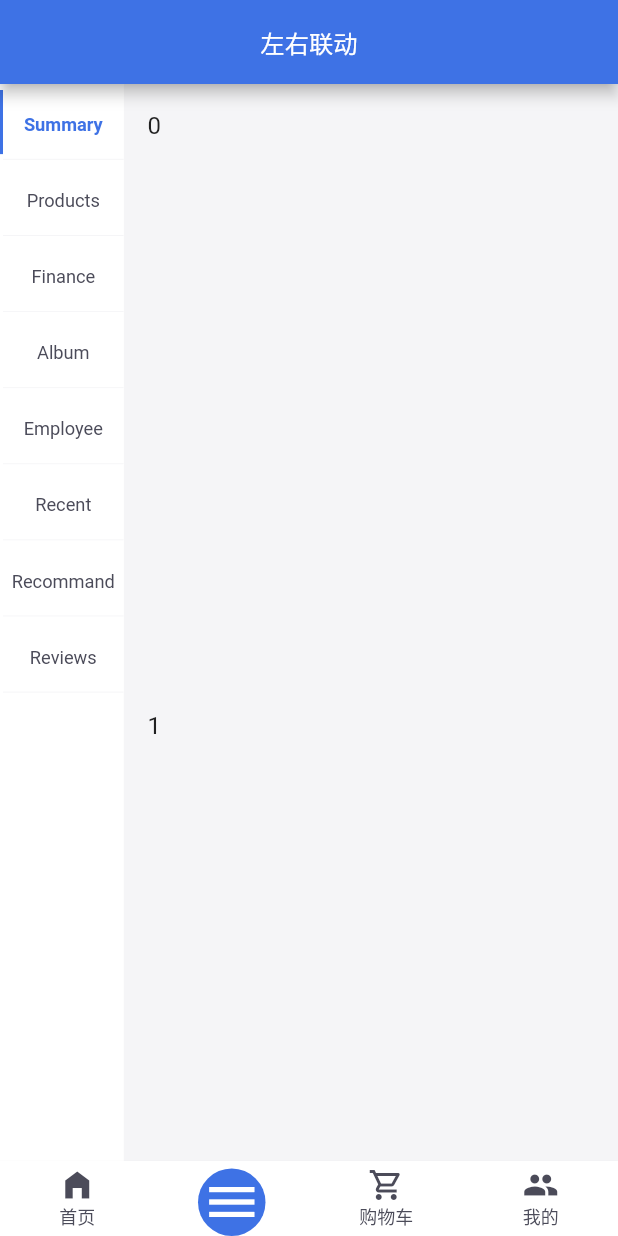
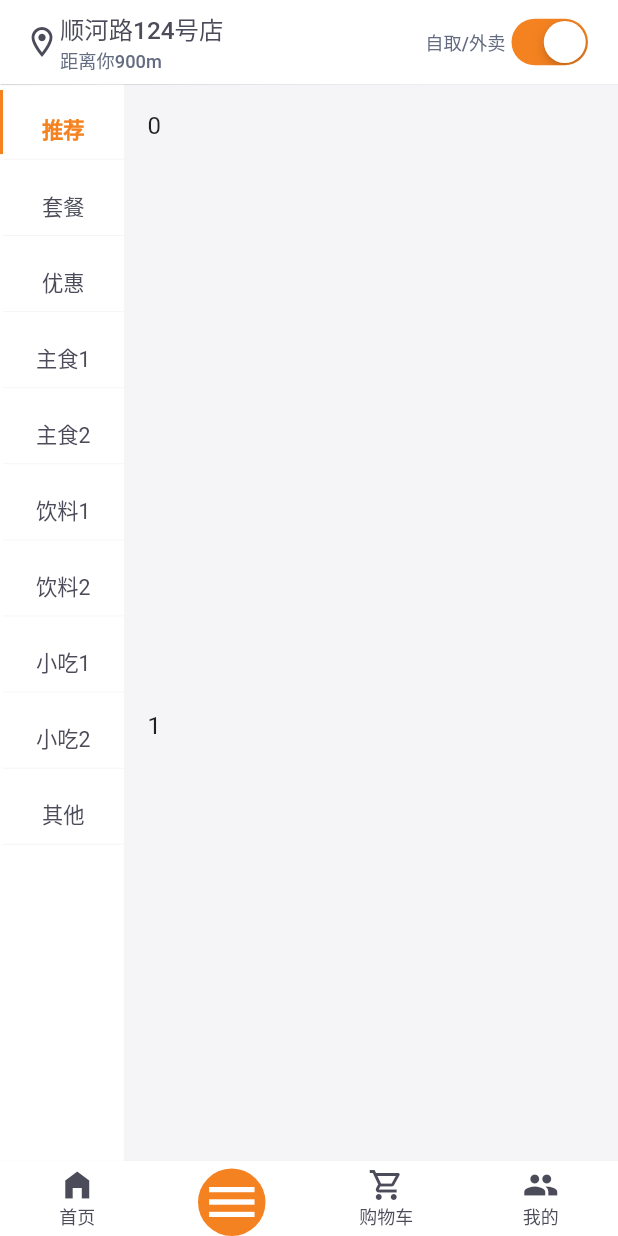
Before and after one commit to DuFengShuo/foods_shopping_app, a Flutter app: the screen it shows after launch, item 2 of the bottom bar chosen, on a phone screen of 412 x 824 dp. Run offline on Flutter 3.47's test engine with Material 2 defaults, Android fonts, the phone set to English and light mode, and no system bars; drawn by our look-alikes of convex_bottom_bar, scrollable_positioned_list; our stand-ins replace bot_toast, cached_network_image, device_info, dio, fluro, flutter_easyrefresh and 10 more; missing offline and left inert: common_utils, encrypt, flustars, sp_util; accounts and stored records are empty; network calls fail.

Commit message:
修改页面

```diff
--- a/foods_store_app/lib/menu_list/menu_list_page.dart
+++ b/foods_store_app/lib/menu_list/menu_list_page.dart
@@ -1,13 +1,15 @@
 import 'dart:math';
+import 'package:flutter/cupertino.dart';
 import 'package:flutter/material.dart';
 import 'package:flutter/rendering.dart';
 import 'package:flutter_screenutil/flutter_screenutil.dart';
 import 'package:foods_store_app/res/resources.dart';
+import 'package:foods_store_app/util/cancel_over_style.dart';
 
 import 'package:scrollable_positioned_list/scrollable_positioned_list.dart';
 
 // scrollable_positioned_list: ^0.1.10
-const numberOfItems = 8;
+const numberOfItems = 10;
 const minItemHeight = 100.0;
 const maxItemHeight = 1000.0;
 const scrollDuration = Duration(milliseconds: 700);
@@ -42,14 +44,16 @@ class _MenuListPageState extends State<MenuListPage>
   late TabController tabController;
   late ScrollController nestScroll;
   List<String> contentTabData = [
-    "Summary",
-    "Products",
-    "Finance",
-    "Album",
-    "Employee",
-    "Recent",
-    "Recommand",
-    "Reviews"
+    "推荐",
+    "套餐",
+    "优惠",
+    "主食1",
+    "主食2",
+    "饮料1",
+    "饮料2",
+    "小吃1",
+    "小吃2",
+    "其他"
   ];
 
   FlexibleSpaceBar buildFlexibleSpaceBar() {
@@ -86,12 +90,45 @@ class _MenuListPageState extends State<MenuListPage>
   @override
   Widget build(BuildContext context) => Scaffold(
       appBar: new AppBar(
-        brightness: Brightness.dark,
+        brightness: Brightness.light,
+        elevation: 0.3,
         centerTitle: true,
-        backgroundColor: Colours.app_main,
-        title: Text(
-          "左右联动",
-          style: TextStyles.textSize16,
+        backgroundColor: Colours.material_bg,
+        title:
+
+        Container(
+          child:
+          Row(
+            children: [
+              Icon(Icons.location_on_outlined,color: Colours.text,),
+               Column(
+                 crossAxisAlignment: CrossAxisAlignment.start,
+                 children: [
+                   Text(
+                     "顺河路124号店",
+                     style: TextStyles.textBold16.copyWith(color: Colours.text),
+                   ),
+                   Text(
+                     "距离你900m",
+                     style: TextStyles.textSize12.copyWith(color: Colours.text_gray),
+                   ),
+                 ],
+               ),
+
+
+
+              Expanded(child: Container()),
+
+              Text(
+                "自取/外卖",
+                style: TextStyles.textSize12.copyWith(color: Colours.text_gray),
+              ),
+              CupertinoSwitch(
+                  activeColor: Colours.app_main,
+                  value: true, onChanged: (v){})
+            ],
+          )
+
         ),
       ),
       body: Row(
@@ -115,8 +152,12 @@ class _MenuListPageState extends State<MenuListPage>
         ],
       ));
 
-  Widget list(Orientation orientation) => ScrollablePositionedList.builder(
-    itemCount: 8,
+  Widget list(Orientation orientation) =>
+
+      ScrollConfiguration(
+          behavior: OverScrollBehavior(),
+          child:ScrollablePositionedList.builder(
+        itemCount: numberOfItems,
         // physics: NeverScrollableScrollPhysics(),
         itemBuilder: (context, index) => item(index, orientation),
         itemScrollController: itemScrollController,
@@ -125,7 +166,7 @@ class _MenuListPageState extends State<MenuListPage>
         scrollDirection: orientation == Orientation.portrait
             ? Axis.vertical
             : Axis.horizontal,
-  );
+      ));
 
   void scrollTo(int index) => itemScrollController.scrollTo(
       index: index,
@@ -151,7 +192,7 @@ class _MenuListPageState extends State<MenuListPage>
 class MyTabWidget extends StatefulWidget {
   final List? tabDatas;
 
-  final Function ?callBack;
+  final Function? callBack;
   final ItemPositionsListener? itemPositionsListener;
 
   const MyTabWidget(
@@ -219,7 +260,8 @@ class _MyTabWidgetState extends State<MyTabWidget> {
                       child: Row(
                         children: [
                           Padding(
-                            padding: const EdgeInsets.only(left: 0,top: 4,bottom: 4),
+                            padding: const EdgeInsets.only(
+                                left: 0, top: 4, bottom: 4),
                             child: Container(
                               width: 2,
                               // height: 20.h,
@@ -239,7 +281,7 @@ class _MyTabWidgetState extends State<MyTabWidget> {
                                       "${widget.tabDatas![index]}",
                                       overflow: TextOverflow.clip,
                                       maxLines: 1,
-                                      style: TextStyles.textSize12.copyWith(
+                                      style: TextStyles.textSize14.copyWith(
                                         color: min == index
                                             ? Colours.app_main
                                             : Colours.text,
@@ -255,7 +297,6 @@ class _MyTabWidgetState extends State<MyTabWidget> {
                               ),
                             ),
                           ),
-
                         ],
                       )));
             },
--- a/foods_store_app/lib/res/colors.dart
+++ b/foods_store_app/lib/res/colors.dart
@@ -1,9 +1,13 @@
 import 'package:flutter/material.dart';
 
 class Colours {
-  static const Color app_main = Color(0xFF3E72E5);
-  static const Color dark_app_main = Color(0xFF3F7AE0);
+  // static const Color app_main = Color(0xFF3E72E5);
+  // static const Color dark_app_main = Color(0xFF3F7AE0);
+  static const Color app_main = Color(0xFFf58220);
+  static const Color dark_app_main = Color(0xFFfab27b);
 
+// static const Color app_main_light = Color(0xFFfab27b);
+  // static const Color app_main_light_text = Color(0xFFfaa755);
   static const Color bg_color = Color(0xfff5f5f7);
   static const Color dark_bg_color = Color(0xFF18191A);
 
--- a/foods_store_app/lib/res/styles.dart
+++ b/foods_store_app/lib/res/styles.dart
@@ -39,9 +39,9 @@ class TextStyles {
   static TextStyle textBold17 =
       TextStyle(fontSize: Dimens.font_sp17, fontWeight: FontWeight.w500);
   static TextStyle textBold18 =
-      TextStyle(fontSize: Dimens.font_sp18, fontWeight: FontWeight.w500);
+      TextStyle(fontSize: Dimens.font_sp18, fontWeight: FontWeight.bold);
   static TextStyle textBold20 =
-      TextStyle(fontSize: Dimens.font_sp20, fontWeight: FontWeight.w500);
+      TextStyle(fontSize: Dimens.font_sp20,fontWeight: FontWeight.bold);
   static TextStyle textBold24 =
       TextStyle(fontSize: Dimens.font_sp24, fontWeight: FontWeight.w500);
   static TextStyle textBold26 =
```
Also changed, not shown: foods_store_app/lib/home/home_root_page.dart (+58 -7 lines), foods_store_app/lib/home/page/tj_page.dart (+35 -20 lines), foods_store_app/lib/util/cancel_over_style.dart (added, +28 -0 lines). Lines whose indentation alone changed are shown as unchanged.
